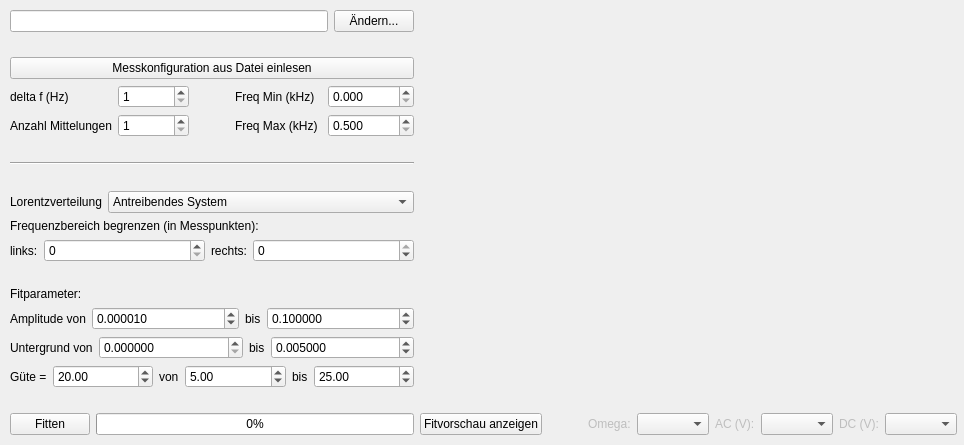
The window that Design/SpektrLaden.ui (lustra/BE-ESM-Analysis) describes before a commit, drawn with Qt 5.
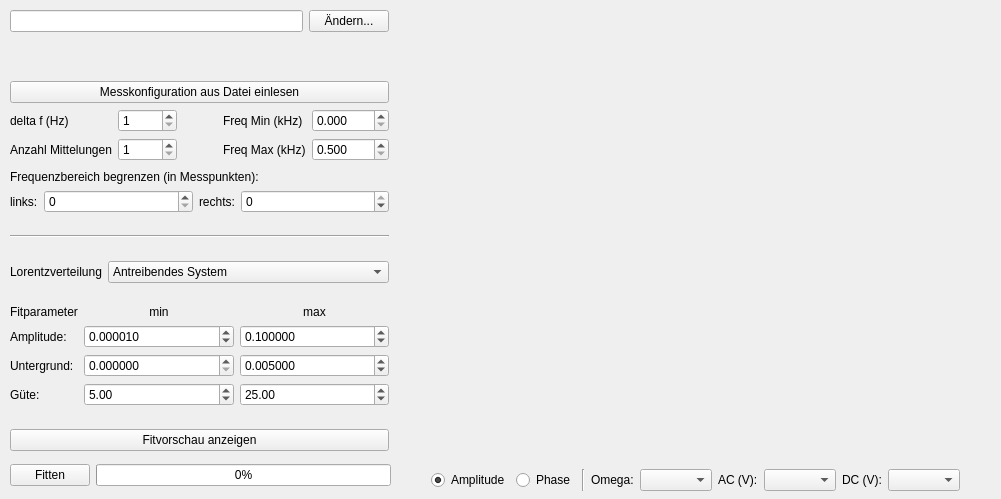
The same window after the commit. Custom widgets are drawn as their Qt base class.

Commit message: Phasenfit-Vorschau - und zusätzlich GUI-Verschönerung

What changed in the file:
```diff
--- a/Design/SpektrLaden.ui
+++ b/Design/SpektrLaden.ui
@@ -6,26 +6,396 @@
    <rect>
     <x>0</x>
     <y>0</y>
-    <width>964</width>
-    <height>445</height>
+    <width>1001</width>
+    <height>499</height>
    </rect>
   </property>
   <property name="windowTitle">
    <string>Spektroskopie - Messung einlesen</string>
   </property>
   <widget class="QWidget" name="centralwidget">
-   <widget class="QWidget" name="horizontalLayoutWidget">
+   <widget class="QWidget" name="widget_param" native="true">
+    <property name="geometry">
+     <rect>
+      <x>10</x>
+      <y>170</y>
+      <width>381</width>
+      <height>281</height>
+     </rect>
+    </property>
+    <widget class="QWidget" name="verticalLayoutWidget_2">
+     <property name="geometry">
+      <rect>
+       <x>0</x>
+       <y>0</y>
+       <width>379</width>
+       <height>281</height>
+      </rect>
+     </property>
+     <layout class="QVBoxLayout" name="verticallayout2">
+      <item>
+       <widget class="QLabel" name="label_bereich">
+        <property name="text">
+         <string>Frequenzbereich begrenzen (in Messpunkten):</string>
+        </property>
+       </widget>
+      </item>
+      <item>
+       <layout class="QHBoxLayout" name="horizontallayout3">
+        <item>
+         <widget class="QLabel" name="label_bereich_links">
+          <property name="sizePolicy">
+           <sizepolicy hsizetype="Maximum" vsizetype="Preferred">
+            <horstretch>0</horstretch>
+            <verstretch>0</verstretch>
+           </sizepolicy>
+          </property>
+          <property name="text">
+           <string>links:</string>
+          </property>
+         </widget>
+        </item>
+        <item>
+         <widget class="QSpinBox" name="box_bereich_links">
+          <property name="maximum">
+           <number>999999999</number>
+          </property>
+         </widget>
+        </item>
+        <item>
+         <widget class="QLabel" name="label_bereich_rechts">
+          <property name="sizePolicy">
+           <sizepolicy hsizetype="Maximum" vsizetype="Preferred">
+            <horstretch>0</horstretch>
+            <verstretch>0</verstretch>
+           </sizepolicy>
+          </property>
+          <property name="text">
+           <string>rechts:</string>
+          </property>
+         </widget>
+        </item>
+        <item>
+         <widget class="QSpinBox" name="box_bereich_rechts">
+          <property name="minimum">
+           <number>-999999999</number>
+          </property>
+          <property name="maximum">
+           <number>0</number>
+          </property>
+         </widget>
+        </item>
+       </layout>
+      </item>
+      <item>
+       <spacer name="verticalspacer3">
+        <property name="orientation">
+         <enum>Qt::Vertical</enum>
+        </property>
+        <property name="sizeHint" stdset="0">
+         <size>
+          <width>20</width>
+          <height>40</height>
+         </size>
+        </property>
+       </spacer>
+      </item>
+      <item>
+       <widget class="Line" name="line">
+        <property name="orientation">
+         <enum>Qt::Horizontal</enum>
+        </property>
+       </widget>
+      </item>
+      <item>
+       <spacer name="verticalspacer1">
+        <property name="orientation">
+         <enum>Qt::Vertical</enum>
+        </property>
+        <property name="sizeHint" stdset="0">
+         <size>
+          <width>20</width>
+          <height>40</height>
+         </size>
+        </property>
+       </spacer>
+      </item>
+      <item>
+       <layout class="QHBoxLayout" name="horizontallayout4">
+        <item>
+         <widget class="QLabel" name="label_methode">
+          <property name="sizePolicy">
+           <sizepolicy hsizetype="Maximum" vsizetype="Preferred">
+            <horstretch>0</horstretch>
+            <verstretch>0</verstretch>
+           </sizepolicy>
+          </property>
+          <property name="text">
+           <string>Lorentzverteilung</string>
+          </property>
+         </widget>
+        </item>
+        <item>
+         <widget class="QComboBox" name="box_methode">
+          <item>
+           <property name="text">
+            <string>Antreibendes System</string>
+           </property>
+          </item>
+          <item>
+           <property name="text">
+            <string>Cantilever</string>
+           </property>
+          </item>
+          <item>
+           <property name="text">
+            <string>Phase</string>
+           </property>
+          </item>
+         </widget>
+        </item>
+       </layout>
+      </item>
+      <item>
+       <spacer name="verticalSpacer">
+        <property name="orientation">
+         <enum>Qt::Vertical</enum>
+        </property>
+        <property name="sizeHint" stdset="0">
+         <size>
+          <width>20</width>
+          <height>40</height>
+         </size>
+        </property>
+       </spacer>
+      </item>
+      <item>
+       <layout class="QGridLayout" name="gridlayout2">
+        <item row="3" column="1">
+         <widget class="QDoubleSpinBox" name="box_guete_min">
+          <property name="maximum">
+           <double>9999.989999999999782</double>
+          </property>
+          <property name="value">
+           <double>5.000000000000000</double>
+          </property>
+         </widget>
+        </item>
+        <item row="3" column="0">
+         <widget class="QLabel" name="label_guete">
+          <property name="sizePolicy">
+           <sizepolicy hsizetype="Maximum" vsizetype="Preferred">
+            <horstretch>0</horstretch>
+            <verstretch>0</verstretch>
+           </sizepolicy>
+          </property>
+          <property name="text">
+           <string>Güte:</string>
+          </property>
+         </widget>
+        </item>
+        <item row="2" column="2">
+         <widget class="QDoubleSpinBox" name="box_untergrund_max">
+          <property name="decimals">
+           <number>6</number>
+          </property>
+          <property name="value">
+           <double>0.005000000000000</double>
+          </property>
+         </widget>
+        </item>
+        <item row="1" column="1">
+         <widget class="QDoubleSpinBox" name="box_amp_min">
+          <property name="decimals">
+           <number>6</number>
+          </property>
+          <property name="value">
+           <double>0.000010000000000</double>
+          </property>
+         </widget>
+        </item>
+        <item row="2" column="1">
+         <widget class="QDoubleSpinBox" name="box_untergrund_min">
+          <property name="decimals">
+           <number>6</number>
+          </property>
+         </widget>
+        </item>
+        <item row="1" column="2">
+         <widget class="QDoubleSpinBox" name="box_amp_max">
+          <property name="decimals">
+           <number>6</number>
+          </property>
+          <property name="value">
+           <double>0.100000000000000</double>
+          </property>
+         </widget>
+        </item>
+        <item row="2" column="0">
+         <widget class="QLabel" name="label_untergrund">
+          <property name="sizePolicy">
+           <sizepolicy hsizetype="Maximum" vsizetype="Preferred">
+            <horstretch>0</horstretch>
+            <verstretch>0</verstretch>
+           </sizepolicy>
+          </property>
+          <property name="text">
+           <string>Untergrund:</string>
+          </property>
+         </widget>
+        </item>
+        <item row="1" column="0">
+         <widget class="QLabel" name="label_amp">
+          <property name="sizePolicy">
+           <sizepolicy hsizetype="Maximum" vsizetype="Preferred">
+            <horstretch>0</horstretch>
+            <verstretch>0</verstretch>
+           </sizepolicy>
+          </property>
+          <property name="text">
+           <string>Amplitude:</string>
+          </property>
+         </widget>
+        </item>
+        <item row="3" column="2">
+         <widget class="QDoubleSpinBox" name="box_guete_max">
+          <property name="maximum">
+           <double>9999.989999999999782</double>
+          </property>
+          <property name="value">
+           <double>25.000000000000000</double>
+          </property>
+         </widget>
+        </item>
+        <item row="0" column="0">
+         <widget class="QLabel" name="label_fitparameter">
+          <property name="text">
+           <string>Fitparameter</string>
+          </property>
+         </widget>
+        </item>
+        <item row="0" column="1">
+         <widget class="QLabel" name="label_min">
+          <property name="text">
+           <string>min</string>
+          </property>
+          <property name="alignment">
+           <set>Qt::AlignCenter</set>
+          </property>
+         </widget>
+        </item>
+        <item row="0" column="2">
+         <widget class="QLabel" name="label_max">
+          <property name="text">
+           <string>max</string>
+          </property>
+          <property name="alignment">
+           <set>Qt::AlignCenter</set>
+          </property>
+         </widget>
+        </item>
+       </layout>
+      </item>
+      <item>
+       <spacer name="verticalspacer4">
+        <property name="orientation">
+         <enum>Qt::Vertical</enum>
+        </property>
+        <property name="sizeHint" stdset="0">
+         <size>
+          <width>20</width>
+          <height>40</height>
+         </size>
+        </property>
+       </spacer>
+      </item>
+      <item>
+       <widget class="QPushButton" name="button_vorschau">
+        <property name="text">
+         <string>Fitvorschau anzeigen</string>
+        </property>
+        <property name="checkable">
+         <bool>true</bool>
+        </property>
+       </widget>
+      </item>
+     </layout>
+    </widget>
+    <zorder>verticalLayoutWidget_2</zorder>
+    <zorder>widget_pfad</zorder>
+   </widget>
+   <widget class="QWidget" name="widget_fit" native="true">
+    <property name="geometry">
+     <rect>
+      <x>10</x>
+      <y>460</y>
+      <width>381</width>
+      <height>31</height>
+     </rect>
+    </property>
+    <widget class="QWidget" name="">
+     <property name="geometry">
+      <rect>
+       <x>0</x>
+       <y>0</y>
+       <width>381</width>
+       <height>31</height>
+      </rect>
+     </property>
+     <layout class="QHBoxLayout" name="horizontallayout0">
+      <item>
+       <widget class="QPushButton" name="button_fitten">
+        <property name="enabled">
+         <bool>true</bool>
+        </property>
+        <property name="text">
+         <string>Fitten</string>
+        </property>
+        <property name="checkable">
+         <bool>true</bool>
+        </property>
+       </widget>
+      </item>
+      <item>
+       <widget class="QProgressBar" name="progress_bar">
+        <property name="enabled">
+         <bool>true</bool>
+        </property>
+        <property name="sizePolicy">
+         <sizepolicy hsizetype="Expanding" vsizetype="Fixed">
+          <horstretch>0</horstretch>
+          <verstretch>0</verstretch>
+         </sizepolicy>
+        </property>
+        <property name="value">
+         <number>0</number>
+        </property>
+       </widget>
+      </item>
+     </layout>
+    </widget>
+    <zorder></zorder>
+    <zorder></zorder>
+   </widget>
+   <widget class="QWidget" name="widget_pfad" native="true">
     <property name="geometry">
      <rect>
       <x>10</x>
       <y>10</y>
-      <width>947</width>
-      <height>425</height>
+      <width>381</width>
+      <height>151</height>
      </rect>
     </property>
-    <layout class="QHBoxLayout" name="horizontalLayout">
-     <item>
-      <layout class="QVBoxLayout" name="verticallayout">
+    <widget class="QWidget" name="verticalLayoutWidget">
+     <property name="geometry">
+      <rect>
+       <x>0</x>
+       <y>0</y>
+       <width>379</width>
+       <height>151</height>
+      </rect>
+     </property>
+     <layout class="QVBoxLayout" name="verticallayout3">
        <item>
         <layout class="QHBoxLayout" name="horizontallayout2">
          <item>
@@ -58,6 +428,9 @@
          <property name="orientation">
           <enum>Qt::Vertical</enum>
          </property>
+        <property name="sizeType">
+         <enum>QSizePolicy::Expanding</enum>
+        </property>
          <property name="sizeHint" stdset="0">
           <size>
            <width>20</width>
@@ -190,362 +563,32 @@
          </item>
         </layout>
        </item>
-       <item>
-        <spacer name="verticalspacer3">
-         <property name="orientation">
-          <enum>Qt::Vertical</enum>
-         </property>
-         <property name="sizeHint" stdset="0">
-          <size>
-           <width>20</width>
-           <height>40</height>
-          </size>
-         </property>
-        </spacer>
-       </item>
-       <item>
-        <widget class="Line" name="line">
-         <property name="orientation">
-          <enum>Qt::Horizontal</enum>
-         </property>
-        </widget>
-       </item>
-       <item>
-        <spacer name="verticalspacer1">
-         <property name="orientation">
-          <enum>Qt::Vertical</enum>
-         </property>
-         <property name="sizeHint" stdset="0">
-          <size>
-           <width>20</width>
-           <height>40</height>
-          </size>
-         </property>
-        </spacer>
-       </item>
-       <item>
-        <layout class="QHBoxLayout" name="horizontallayout4">
-         <item>
-          <widget class="QLabel" name="label_methode">
-           <property name="sizePolicy">
-            <sizepolicy hsizetype="Maximum" vsizetype="Preferred">
-             <horstretch>0</horstretch>
-             <verstretch>0</verstretch>
-            </sizepolicy>
-           </property>
-           <property name="text">
-            <string>Lorentzverteilung</string>
-           </property>
-          </widget>
-         </item>
-         <item>
-          <widget class="QComboBox" name="box_methode">
-           <item>
-            <property name="text">
-             <string>Antreibendes System</string>
-            </property>
-           </item>
-           <item>
-            <property name="text">
-             <string>Cantilever</string>
-            </property>
-           </item>
-           <item>
-            <property name="text">
-             <string>Phase</string>
-            </property>
-           </item>
-          </widget>
-         </item>
-        </layout>
-       </item>
-       <item>
-        <widget class="QLabel" name="label_bereich">
-         <property name="text">
-          <string>Frequenzbereich begrenzen (in Messpunkten):</string>
-         </property>
-        </widget>
-       </item>
-       <item>
-        <layout class="QHBoxLayout" name="horizontallayout3">
-         <item>
-          <widget class="QLabel" name="label_bereich_links">
-           <property name="sizePolicy">
-            <sizepolicy hsizetype="Maximum" vsizetype="Preferred">
-             <horstretch>0</horstretch>
-             <verstretch>0</verstretch>
-            </sizepolicy>
-           </property>
-           <property name="text">
-            <string>links:</string>
-           </property>
-          </widget>
-         </item>
-         <item>
-          <widget class="QSpinBox" name="box_bereich_links">
-           <property name="maximum">
-            <number>999999999</number>
-           </property>
-          </widget>
-         </item>
-         <item>
-          <widget class="QLabel" name="label_bereich_rechts">
-           <property name="sizePolicy">
-            <sizepolicy hsizetype="Maximum" vsizetype="Preferred">
-             <horstretch>0</horstretch>
-             <verstretch>0</verstretch>
-            </sizepolicy>
-           </property>
-           <property name="text">
-            <string>rechts:</string>
-           </property>
-          </widget>
-         </item>
-         <item>
-          <widget class="QSpinBox" name="box_bereich_rechts">
-           <property name="minimum">
-            <number>-999999999</number>
-           </property>
-           <property name="maximum">
-            <number>0</number>
-           </property>
-          </widget>
-         </item>
-        </layout>
-       </item>
-       <item>
-        <spacer name="verticalspacer2">
-         <property name="orientation">
-          <enum>Qt::Vertical</enum>
-         </property>
-         <property name="sizeHint" stdset="0">
-          <size>
-           <width>20</width>
-           <height>40</height>
-          </size>
-         </property>
-        </spacer>
-       </item>
-       <item>
-        <widget class="QLabel" name="label_fitparameter">
-         <property name="text">
-          <string>Fitparameter:</string>
-         </property>
-        </widget>
-       </item>
-       <item>
-        <layout class="QHBoxLayout" name="horizontallayout5">
-         <item>
-          <widget class="QLabel" name="label_amp_min">
-           <property name="sizePolicy">
-            <sizepolicy hsizetype="Maximum" vsizetype="Preferred">
-             <horstretch>0</horstretch>
-             <verstretch>0</verstretch>
-            </sizepolicy>
-           </property>
-           <property name="text">
-            <string>Amplitude von</string>
-           </property>
-          </widget>
-         </item>
-         <item>
-          <widget class="QDoubleSpinBox" name="box_amp_min">
-           <property name="decimals">
-            <number>6</number>
-           </property>
-           <property name="value">
-            <double>0.000010000000000</double>
-           </property>
-          </widget>
-         </item>
-         <item>
-          <widget class="QLabel" name="label_amp_max">
-           <property name="sizePolicy">
-            <sizepolicy hsizetype="Maximum" vsizetype="Preferred">
-             <horstretch>0</horstretch>
-             <verstretch>0</verstretch>
-            </sizepolicy>
-           </property>
-           <property name="text">
-            <string>bis</string>
-           </property>
-          </widget>
-         </item>
-         <item>
-          <widget class="QDoubleSpinBox" name="box_amp_max">
-           <property name="decimals">
-            <number>6</number>
-           </property>
-           <property name="value">
-            <double>0.100000000000000</double>
-           </property>
-          </widget>
-         </item>
-        </layout>
-       </item>
-       <item>
-        <layout class="QHBoxLayout" name="horizontallayout7">
-         <item>
-          <widget class="QLabel" name="label_untergrund_min">
-           <property name="sizePolicy">
-            <sizepolicy hsizetype="Maximum" vsizetype="Preferred">
-             <horstretch>0</horstretch>
-             <verstretch>0</verstretch>
-            </sizepolicy>
-           </property>
-           <property name="text">
-            <string>Untergrund von</string>
-           </property>
-          </widget>
-         </item>
-         <item>
-          <widget class="QDoubleSpinBox" name="box_untergrund_min">
-           <property name="decimals">
-            <number>6</number>
-           </property>
-          </widget>
-         </item>
-         <item>
-          <widget class="QLabel" name="label_untergrund_max">
-           <property name="sizePolicy">
-            <sizepolicy hsizetype="Maximum" vsizetype="Preferred">
-             <horstretch>0</horstretch>
-             <verstretch>0</verstretch>
-            </sizepolicy>
-           </property>
-           <property name="text">
-            <string>bis</string>
-           </property>
-          </widget>
-         </item>
-         <item>
-          <widget class="QDoubleSpinBox" name="box_untergrund_max">
-           <property name="decimals">
-            <number>6</number>
-           </property>
-           <property name="value">
-            <double>0.005000000000000</double>
-           </property>
-          </widget>
-         </item>
-        </layout>
-       </item>
-       <item>
-        <layout class="QHBoxLayout" name="horizontallayout6">
-         <item>
-          <widget class="QLabel" name="label_guete">
-           <property name="sizePolicy">
-            <sizepolicy hsizetype="Maximum" vsizetype="Preferred">
-             <horstretch>0</horstretch>
-             <verstretch>0</verstretch>
-            </sizepolicy>
-           </property>
-           <property name="text">
-            <string>Güte =</string>
-           </property>
-          </widget>
-         </item>
-         <item>
-          <widget class="QDoubleSpinBox" name="box_guete">
-           <property name="value">
-            <double>20.000000000000000</double>
-           </property>
-          </widget>
-         </item>
-         <item>
-          <widget class="QLabel" name="label_guete_min">
-           <property name="sizePolicy">
-            <sizepolicy hsizetype="Maximum" vsizetype="Preferred">
-             <horstretch>0</horstretch>
-             <verstretch>0</verstretch>
-            </sizepolicy>
-           </property>
-           <property name="text">
-            <string>von</string>
-           </property>
-          </widget>
-         </item>
-         <item>
-          <widget class="QDoubleSpinBox" name="box_guete_min">
-           <property name="maximum">
-            <double>9999.989999999999782</double>
-           </property>
-           <property name="value">
-            <double>5.000000000000000</double>
-           </property>
-          </widget>
-         </item>
-         <item>
-          <widget class="QLabel" name="label_guete_max">
-           <property name="sizePolicy">
-            <sizepolicy hsizetype="Maximum" vsizetype="Preferred">
-             <horstretch>0</horstretch>
-             <verstretch>0</verstretch>
-            </sizepolicy>
-           </property>
-           <property name="text">
-            <string>bis</string>
-           </property>
-          </widget>
-         </item>
-         <item>
-          <widget class="QDoubleSpinBox" name="box_guete_max">
-           <property name="maximum">
-            <double>9999.989999999999782</double>
-           </property>
-           <property name="value">
-            <double>25.000000000000000</double>
-           </property>
-          </widget>
-         </item>
-        </layout>
-       </item>
-       <item>
-        <spacer name="verticalspacer4">
-         <property name="orientation">
-          <enum>Qt::Vertical</enum>
-         </property>
-         <property name="sizeHint" stdset="0">
-          <size>
-           <width>20</width>
-           <height>40</height>
-          </size>
-         </property>
-        </spacer>
-       </item>
-       <item>
-        <layout class="QHBoxLayout" name="horizontallayout0">
-         <item>
-          <widget class="QPushButton" name="button_fitten">
-           <property name="enabled">
-            <bool>true</bool>
-           </property>
-           <property name="text">
-            <string>Fitten</string>
-           </property>
-          </widget>
-         </item>
-         <item>
-          <widget class="QProgressBar" name="progress_bar">
-           <property name="enabled">
-            <bool>true</bool>
-           </property>
-           <property name="sizePolicy">
-            <sizepolicy hsizetype="Expanding" vsizetype="Fixed">
-             <horstretch>0</horstretch>
-             <verstretch>0</verstretch>
-            </sizepolicy>
-           </property>
-           <property name="value">
-            <number>0</number>
-           </property>
-          </widget>
-         </item>
-        </layout>
-       </item>
-      </layout>
-     </item>
-     <item>
+     </layout>
+    </widget>
+    <zorder>verticalLayoutWidget</zorder>
+    <zorder>verticalLayoutWidget_2</zorder>
+    <zorder>widget_param</zorder>
+    <zorder>verticalspacer1</zorder>
+    <zorder>verticalLayoutWidget_2</zorder>
+   </widget>
+   <widget class="QWidget" name="widget_vorschau" native="true">
+    <property name="geometry">
+     <rect>
+      <x>400</x>
+      <y>10</y>
+      <width>591</width>
+      <height>481</height>
+     </rect>
+    </property>
+    <widget class="QWidget" name="layoutWidget">
+     <property name="geometry">
+      <rect>
+       <x>0</x>
+       <y>0</y>
+       <width>591</width>
+       <height>481</height>
+      </rect>
+     </property>
       <layout class="QVBoxLayout" name="verticallayout1">
        <item>
         <widget class="Vorschau" name="plotter" native="true">
@@ -560,17 +603,7 @@
        <item>
         <layout class="QHBoxLayout" name="horizontallayout8">
          <item>
-          <widget class="QPushButton" name="button_vorschau">
-           <property name="text">
-            <string>Fitvorschau anzeigen</string>
-           </property>
-           <property name="checkable">
-            <bool>true</bool>
-           </property>
-          </widget>
-         </item>
-         <item>
-          <spacer name="horizontalspacer1">
+         <spacer name="horizontalspacer2">
            <property name="orientation">
             <enum>Qt::Horizontal</enum>
            </property>
@@ -582,11 +615,32 @@
            </property>
           </spacer>
          </item>
+        <item>
+         <widget class="QRadioButton" name="button_zeige_amp">
+          <property name="text">
+           <string>Amplitude</string>
+          </property>
+          <property name="checked">
+           <bool>true</bool>
+          </property>
+         </widget>
+        </item>
+        <item>
+         <widget class="QRadioButton" name="button_zeige_phase">
+          <property name="text">
+           <string>Phase</string>
+          </property>
+         </widget>
+        </item>
+        <item>
+         <widget class="Line" name="line_2">
+          <property name="orientation">
+           <enum>Qt::Vertical</enum>
+          </property>
+         </widget>
+        </item>
          <item>
           <widget class="QLabel" name="label_omega">
-           <property name="enabled">
-            <bool>false</bool>
-           </property>
            <property name="text">
             <string>Omega:</string>
            </property>
@@ -597,9 +651,6 @@
          </item>
          <item>
           <widget class="QLabel" name="label_ac">
-           <property name="enabled">
-            <bool>false</bool>
-           </property>
            <property name="text">
             <string>AC (V):</string>
            </property>
@@ -610,9 +661,6 @@
          </item>
          <item>
           <widget class="QLabel" name="label_dc">
-           <property name="enabled">
-            <bool>false</bool>
-           </property>
            <property name="text">
             <string>DC (V):</string>
            </property>
@@ -621,11 +669,23 @@
          <item>
           <widget class="QComboBox" name="box_dc"/>
          </item>
-        </layout>
+        <item>
+         <spacer name="horizontalspacer1">
+          <property name="orientation">
+           <enum>Qt::Horizontal</enum>
+          </property>
+          <property name="sizeHint" stdset="0">
+           <size>
+            <width>40</width>
+            <height>20</height>
+           </size>
+          </property>
+         </spacer>
        </item>
       </layout>
      </item>
     </layout>
+    </widget>
    </widget>
   </widget>
  </widget>
```
Left out of the diff: 160 changed lines with no effect on the pictures. Lines whose indentation alone changed are shown as unchanged. The commit also changes 8 other files.
